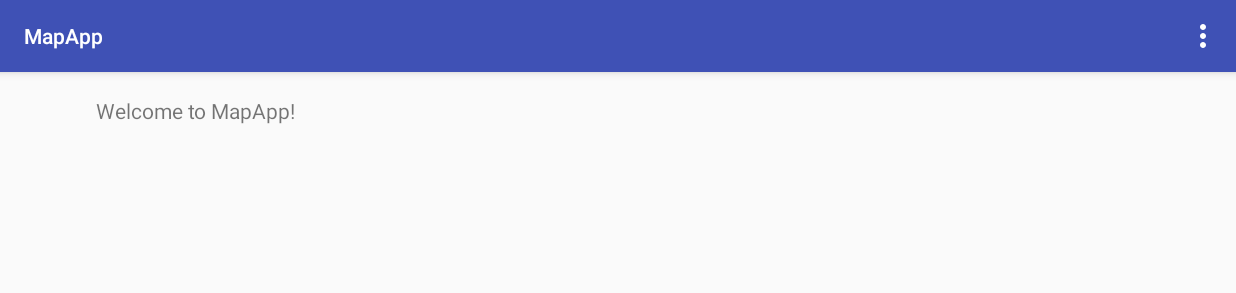
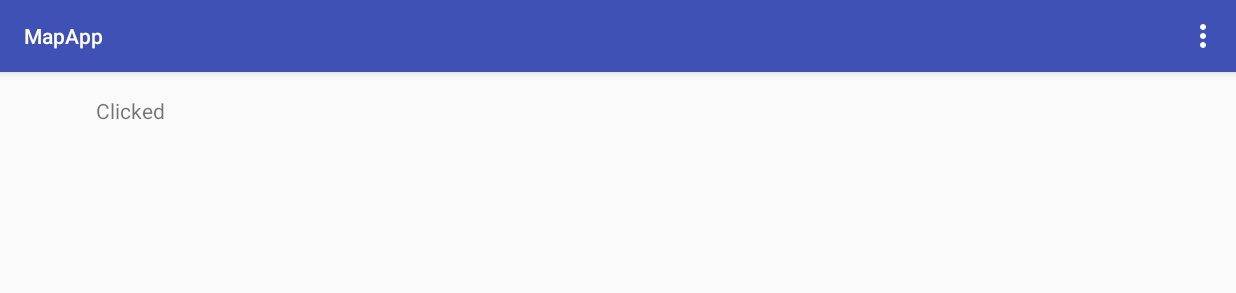
Before and after one commit to dsmolyak/MapApp, an Android app: the screen it shows after launch (MainActivity), after a tap on an icon or button, on a phone screen of 824 x 412 dp (held sideways). Shown: the top 293 px of the screen. Run offline under Robolectric (Android 15) with nearby library versions, the phone set to English and light mode, and no system bars; 2 other taps on this screen came first.

Commit message:
Landscape mode added Button experimentation

```diff
--- a/app/src/main/java/com/example/dsmolyak/mapapp/MainActivity.java
+++ b/app/src/main/java/com/example/dsmolyak/mapapp/MainActivity.java
@@ -9,6 +9,7 @@ import android.view.View;
 import android.view.Menu;
 import android.view.MenuItem;
 import android.widget.Button;
+import android.widget.TextView;
 
 public class MainActivity extends AppCompatActivity {
 
@@ -19,12 +20,15 @@ public class MainActivity extends AppCompatActivity {
         Toolbar toolbar = (Toolbar) findViewById(R.id.toolbar);
         setSupportActionBar(toolbar);
 
+        final TextView text = (TextView) findViewById(R.id.textView);
+
         FloatingActionButton fab = (FloatingActionButton) findViewById(R.id.fab);
         fab.setOnClickListener(new View.OnClickListener() {
             @Override
             public void onClick(View view) {
                 Snackbar.make(view, "Replace with your own action", Snackbar.LENGTH_LONG)
                         .setAction("Action", null).show();
+                text.setText("Clicked");
 
             }
         });
```
